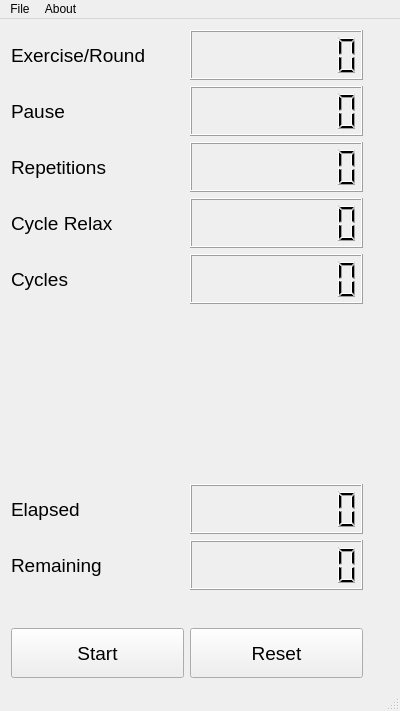
This is SimpleTrainingTimer/mainwindow.ui in Myzhar/SimpleTrainingTimer as Qt 5 draws it before an edit. The edited form follows.
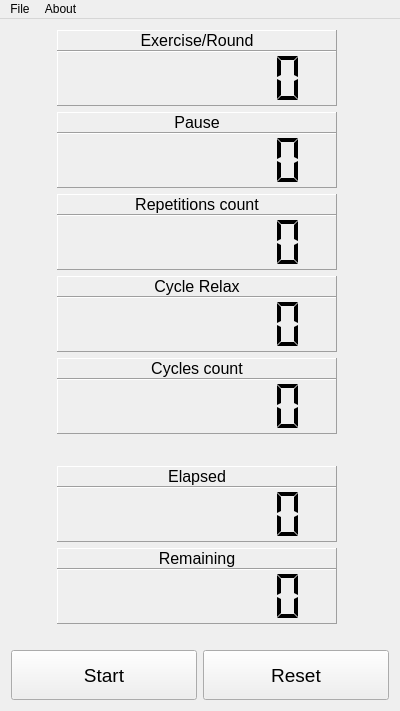
This is the edited form. Custom widgets are drawn as their Qt base class.

Commit message: Added Widget to visualize the Composition of the training

Patch:
```diff
--- a/SimpleTrainingTimer/mainwindow.ui
+++ b/SimpleTrainingTimer/mainwindow.ui
@@ -15,100 +15,31 @@
   </property>
   <widget class="QWidget" name="centralWidget">
    <layout class="QGridLayout" name="gridLayout">
-    <item row="3" column="0" colspan="2">
-     <layout class="QHBoxLayout" name="horizontalLayout_5">
-      <item>
-       <widget class="QLabel" name="label_4">
-        <property name="sizePolicy">
-         <sizepolicy hsizetype="Minimum" vsizetype="Preferred">
-          <horstretch>0</horstretch>
-          <verstretch>0</verstretch>
-         </sizepolicy>
-        </property>
-        <property name="minimumSize">
-         <size>
-          <width>0</width>
-          <height>50</height>
-         </size>
-        </property>
-        <property name="font">
-         <font>
-          <pointsize>14</pointsize>
-         </font>
-        </property>
-        <property name="text">
-         <string>Cycle Relax</string>
-        </property>
-       </widget>
-      </item>
-      <item>
-       <widget class="QLCDNumber" name="lcdNumber_relax">
-        <property name="sizePolicy">
-         <sizepolicy hsizetype="Minimum" vsizetype="Minimum">
-          <horstretch>0</horstretch>
-          <verstretch>0</verstretch>
-         </sizepolicy>
-        </property>
-        <property name="minimumSize">
-         <size>
-          <width>0</width>
-          <height>50</height>
-         </size>
-        </property>
-        <property name="digitCount">
-         <number>8</number>
-        </property>
-       </widget>
-      </item>
-     </layout>
+    <item row="5" column="1">
+     <spacer name="verticalSpacer">
+      <property name="orientation">
+       <enum>Qt::Vertical</enum>
+      </property>
+      <property name="sizeType">
+       <enum>QSizePolicy::Maximum</enum>
+      </property>
+      <property name="sizeHint" stdset="0">
+       <size>
+        <width>20</width>
+        <height>20</height>
+       </size>
+      </property>
+     </spacer>
     </item>
-    <item row="4" column="0" colspan="2">
-     <layout class="QHBoxLayout" name="horizontalLayout_6">
-      <item>
-       <widget class="QLabel" name="label_5">
-        <property name="sizePolicy">
-         <sizepolicy hsizetype="Minimum" vsizetype="Preferred">
-          <horstretch>0</horstretch>
-          <verstretch>0</verstretch>
-         </sizepolicy>
-        </property>
-        <property name="minimumSize">
-         <size>
-          <width>0</width>
-          <height>50</height>
-         </size>
-        </property>
-        <property name="font">
-         <font>
-          <pointsize>14</pointsize>
-         </font>
-        </property>
-        <property name="text">
-         <string>Cycles</string>
-        </property>
-       </widget>
-      </item>
-      <item>
-       <widget class="QLCDNumber" name="lcdNumber_cycles">
-        <property name="smallDecimalPoint">
-         <bool>false</bool>
-        </property>
-        <property name="digitCount">
-         <number>8</number>
-        </property>
-        <property name="segmentStyle">
-         <enum>QLCDNumber::Filled</enum>
-        </property>
-       </widget>
-      </item>
-     </layout>
-    </item>
-    <item row="0" column="0" colspan="2">
-     <layout class="QHBoxLayout" name="horizontalLayout_2">
+    <item row="0" column="1">
+     <layout class="QVBoxLayout" name="verticalLayout">
+      <property name="spacing">
+       <number>0</number>
+      </property>
       <item>
        <widget class="QLabel" name="label">
         <property name="sizePolicy">
-         <sizepolicy hsizetype="Minimum" vsizetype="Preferred">
+         <sizepolicy hsizetype="MinimumExpanding" vsizetype="Preferred">
           <horstretch>0</horstretch>
           <verstretch>0</verstretch>
          </sizepolicy>
@@ -116,23 +47,38 @@
         <property name="minimumSize">
          <size>
           <width>0</width>
-          <height>50</height>
+          <height>0</height>
          </size>
         </property>
         <property name="font">
          <font>
-          <pointsize>14</pointsize>
+          <pointsize>12</pointsize>
          </font>
         </property>
+        <property name="frameShape">
+         <enum>QFrame::Panel</enum>
+        </property>
+        <property name="frameShadow">
+         <enum>QFrame::Raised</enum>
+        </property>
+        <property name="lineWidth">
+         <number>1</number>
+        </property>
         <property name="text">
          <string>Exercise/Round</string>
         </property>
+        <property name="alignment">
+         <set>Qt::AlignCenter</set>
+        </property>
+        <property name="wordWrap">
+         <bool>true</bool>
+        </property>
        </widget>
       </item>
       <item>
        <widget class="QLCDNumber" name="lcdNumber_round">
         <property name="sizePolicy">
-         <sizepolicy hsizetype="Minimum" vsizetype="Minimum">
+         <sizepolicy hsizetype="MinimumExpanding" vsizetype="MinimumExpanding">
           <horstretch>0</horstretch>
           <verstretch>0</verstretch>
          </sizepolicy>
@@ -140,22 +86,108 @@
         <property name="minimumSize">
          <size>
           <width>0</width>
-          <height>50</height>
+          <height>0</height>
          </size>
         </property>
+        <property name="frameShape">
+         <enum>QFrame::Panel</enum>
+        </property>
+        <property name="frameShadow">
+         <enum>QFrame::Raised</enum>
+        </property>
         <property name="digitCount">
          <number>8</number>
         </property>
+        <property name="segmentStyle">
+         <enum>QLCDNumber::Flat</enum>
+        </property>
        </widget>
       </item>
      </layout>
     </item>
-    <item row="2" column="0" colspan="2">
-     <layout class="QHBoxLayout" name="horizontalLayout_4">
+    <item row="6" column="1">
+     <layout class="QVBoxLayout" name="verticalLayout_6">
+      <property name="spacing">
+       <number>0</number>
+      </property>
+      <item>
+       <widget class="QLabel" name="label_7">
+        <property name="sizePolicy">
+         <sizepolicy hsizetype="MinimumExpanding" vsizetype="Preferred">
+          <horstretch>0</horstretch>
+          <verstretch>0</verstretch>
+         </sizepolicy>
+        </property>
+        <property name="minimumSize">
+         <size>
+          <width>0</width>
+          <height>0</height>
+         </size>
+        </property>
+        <property name="font">
+         <font>
+          <pointsize>12</pointsize>
+         </font>
+        </property>
+        <property name="frameShape">
+         <enum>QFrame::Panel</enum>
+        </property>
+        <property name="frameShadow">
+         <enum>QFrame::Raised</enum>
+        </property>
+        <property name="lineWidth">
+         <number>1</number>
+        </property>
+        <property name="text">
+         <string>Elapsed</string>
+        </property>
+        <property name="alignment">
+         <set>Qt::AlignCenter</set>
+        </property>
+        <property name="wordWrap">
+         <bool>true</bool>
+        </property>
+       </widget>
+      </item>
+      <item>
+       <widget class="QLCDNumber" name="lcdNumber_elapsed">
+        <property name="sizePolicy">
+         <sizepolicy hsizetype="MinimumExpanding" vsizetype="MinimumExpanding">
+          <horstretch>0</horstretch>
+          <verstretch>0</verstretch>
+         </sizepolicy>
+        </property>
+        <property name="minimumSize">
+         <size>
+          <width>0</width>
+          <height>0</height>
+         </size>
+        </property>
+        <property name="frameShape">
+         <enum>QFrame::Panel</enum>
+        </property>
+        <property name="frameShadow">
+         <enum>QFrame::Raised</enum>
+        </property>
+        <property name="digitCount">
+         <number>8</number>
+        </property>
+        <property name="segmentStyle">
+         <enum>QLCDNumber::Flat</enum>
+        </property>
+       </widget>
+      </item>
+     </layout>
+    </item>
+    <item row="2" column="1">
+     <layout class="QVBoxLayout" name="verticalLayout_3">
+      <property name="spacing">
+       <number>0</number>
+      </property>
       <item>
        <widget class="QLabel" name="label_3">
         <property name="sizePolicy">
-         <sizepolicy hsizetype="Minimum" vsizetype="Preferred">
+         <sizepolicy hsizetype="MinimumExpanding" vsizetype="Preferred">
           <horstretch>0</horstretch>
           <verstretch>0</verstretch>
          </sizepolicy>
@@ -163,21 +195,48 @@
         <property name="minimumSize">
          <size>
           <width>0</width>
-          <height>50</height>
+          <height>0</height>
          </size>
         </property>
         <property name="font">
          <font>
-          <pointsize>14</pointsize>
+          <pointsize>12</pointsize>
          </font>
         </property>
+        <property name="frameShape">
+         <enum>QFrame::Panel</enum>
+        </property>
+        <property name="frameShadow">
+         <enum>QFrame::Raised</enum>
+        </property>
+        <property name="lineWidth">
+         <number>1</number>
+        </property>
         <property name="text">
-         <string>Repetitions</string>
+         <string>Repetitions count</string>
+        </property>
+        <property name="alignment">
+         <set>Qt::AlignCenter</set>
+        </property>
+        <property name="wordWrap">
+         <bool>true</bool>
         </property>
        </widget>
       </item>
       <item>
        <widget class="QLCDNumber" name="lcdNumber_repetitions">
+        <property name="sizePolicy">
+         <sizepolicy hsizetype="MinimumExpanding" vsizetype="MinimumExpanding">
+          <horstretch>0</horstretch>
+          <verstretch>0</verstretch>
+         </sizepolicy>
+        </property>
+        <property name="frameShape">
+         <enum>QFrame::Panel</enum>
+        </property>
+        <property name="frameShadow">
+         <enum>QFrame::Raised</enum>
+        </property>
         <property name="smallDecimalPoint">
          <bool>false</bool>
         </property>
@@ -185,7 +244,7 @@
          <number>8</number>
         </property>
         <property name="segmentStyle">
-         <enum>QLCDNumber::Filled</enum>
+         <enum>QLCDNumber::Flat</enum>
         </property>
         <property name="intValue" stdset="0">
          <number>0</number>
@@ -194,28 +253,15 @@
       </item>
      </layout>
     </item>
-    <item row="0" column="2" rowspan="13">
-     <widget class="QWidget" name="widget_time_indicator" native="true">
-      <property name="sizePolicy">
-       <sizepolicy hsizetype="Maximum" vsizetype="Preferred">
-        <horstretch>0</horstretch>
-        <verstretch>0</verstretch>
-       </sizepolicy>
+    <item row="4" column="1">
+     <layout class="QVBoxLayout" name="verticalLayout_4">
+      <property name="spacing">
+       <number>0</number>
       </property>
-      <property name="minimumSize">
-       <size>
-        <width>20</width>
-        <height>0</height>
-       </size>
-      </property>
-     </widget>
-    </item>
-    <item row="8" column="0" colspan="2">
-     <layout class="QHBoxLayout" name="horizontalLayout_8">
       <item>
-       <widget class="QLabel" name="label_7">
+       <widget class="QLabel" name="label_5">
         <property name="sizePolicy">
-         <sizepolicy hsizetype="Minimum" vsizetype="Preferred">
+         <sizepolicy hsizetype="MinimumExpanding" vsizetype="Preferred">
           <horstretch>0</horstretch>
           <verstretch>0</verstretch>
          </sizepolicy>
@@ -223,46 +269,70 @@
         <property name="minimumSize">
          <size>
           <width>0</width>
-          <height>50</height>
+          <height>0</height>
          </size>
         </property>
         <property name="font">
          <font>
-          <pointsize>14</pointsize>
+          <pointsize>12</pointsize>
          </font>
         </property>
+        <property name="frameShape">
+         <enum>QFrame::Panel</enum>
+        </property>
+        <property name="frameShadow">
+         <enum>QFrame::Raised</enum>
+        </property>
+        <property name="lineWidth">
+         <number>1</number>
+        </property>
         <property name="text">
-         <string>Elapsed</string>
+         <string>Cycles count</string>
+        </property>
+        <property name="alignment">
+         <set>Qt::AlignCenter</set>
+        </property>
+        <property name="wordWrap">
+         <bool>true</bool>
         </property>
        </widget>
       </item>
       <item>
-       <widget class="QLCDNumber" name="lcdNumber_elapsed">
+       <widget class="QLCDNumber" name="lcdNumber_cycles">
         <property name="sizePolicy">
-         <sizepolicy hsizetype="Minimum" vsizetype="Minimum">
+         <sizepolicy hsizetype="MinimumExpanding" vsizetype="MinimumExpanding">
           <horstretch>0</horstretch>
           <verstretch>0</verstretch>
          </sizepolicy>
         </property>
-        <property name="minimumSize">
-         <size>
-          <width>0</width>
-          <height>50</height>
-         </size>
+        <property name="frameShape">
+         <enum>QFrame::Panel</enum>
+        </property>
+        <property name="frameShadow">
+         <enum>QFrame::Raised</enum>
+        </property>
+        <property name="smallDecimalPoint">
+         <bool>false</bool>
         </property>
         <property name="digitCount">
          <number>8</number>
         </property>
+        <property name="segmentStyle">
+         <enum>QLCDNumber::Flat</enum>
+        </property>
        </widget>
       </item>
      </layout>
     </item>
-    <item row="9" column="0" colspan="2">
-     <layout class="QHBoxLayout" name="horizontalLayout_7">
+    <item row="7" column="1">
+     <layout class="QVBoxLayout" name="verticalLayout_7">
+      <property name="spacing">
+       <number>0</number>
+      </property>
       <item>
        <widget class="QLabel" name="label_6">
         <property name="sizePolicy">
-         <sizepolicy hsizetype="Minimum" vsizetype="Preferred">
+         <sizepolicy hsizetype="MinimumExpanding" vsizetype="Preferred">
           <horstretch>0</horstretch>
           <verstretch>0</verstretch>
          </sizepolicy>
@@ -270,23 +340,38 @@
         <property name="minimumSize">
          <size>
           <width>0</width>
-          <height>50</height>
+          <height>0</height>
          </size>
         </property>
         <property name="font">
          <font>
-          <pointsize>14</pointsize>
+          <pointsize>12</pointsize>
          </font>
         </property>
+        <property name="frameShape">
+         <enum>QFrame::Panel</enum>
+        </property>
+        <property name="frameShadow">
+         <enum>QFrame::Raised</enum>
+        </property>
+        <property name="lineWidth">
+         <number>1</number>
+        </property>
         <property name="text">
          <string>Remaining</string>
         </property>
+        <property name="alignment">
+         <set>Qt::AlignCenter</set>
+        </property>
+        <property name="wordWrap">
+         <bool>true</bool>
+        </property>
        </widget>
       </item>
       <item>
        <widget class="QLCDNumber" name="lcdNumber_remaining">
         <property name="sizePolicy">
-         <sizepolicy hsizetype="Minimum" vsizetype="Minimum">
+         <sizepolicy hsizetype="MinimumExpanding" vsizetype="MinimumExpanding">
           <horstretch>0</horstretch>
           <verstretch>0</verstretch>
          </sizepolicy>
@@ -294,23 +379,106 @@
         <property name="minimumSize">
          <size>
           <width>0</width>
-          <height>50</height>
+          <height>0</height>
          </size>
         </property>
+        <property name="frameShape">
+         <enum>QFrame::Panel</enum>
+        </property>
+        <property name="frameShadow">
+         <enum>QFrame::Raised</enum>
+        </property>
         <property name="digitCount">
          <number>8</number>
         </property>
+        <property name="segmentStyle">
+         <enum>QLCDNumber::Flat</enum>
+        </property>
        </widget>
       </item>
      </layout>
     </item>
-    <item row="10" column="0">
+    <item row="3" column="1">
+     <layout class="QVBoxLayout" name="verticalLayout_5">
+      <property name="spacing">
+       <number>0</number>
+      </property>
+      <item>
+       <widget class="QLabel" name="label_4">
+        <property name="sizePolicy">
+         <sizepolicy hsizetype="MinimumExpanding" vsizetype="Preferred">
+          <horstretch>0</horstretch>
+          <verstretch>0</verstretch>
+         </sizepolicy>
+        </property>
+        <property name="minimumSize">
+         <size>
+          <width>0</width>
+          <height>0</height>
+         </size>
+        </property>
+        <property name="font">
+         <font>
+          <pointsize>12</pointsize>
+         </font>
+        </property>
+        <property name="frameShape">
+         <enum>QFrame::Panel</enum>
+        </property>
+        <property name="frameShadow">
+         <enum>QFrame::Raised</enum>
+        </property>
+        <property name="lineWidth">
+         <number>1</number>
+        </property>
+        <property name="text">
+         <string>Cycle Relax</string>
+        </property>
+        <property name="alignment">
+         <set>Qt::AlignCenter</set>
+        </property>
+        <property name="wordWrap">
+         <bool>true</bool>
+        </property>
+       </widget>
+      </item>
+      <item>
+       <widget class="QLCDNumber" name="lcdNumber_relax">
+        <property name="sizePolicy">
+         <sizepolicy hsizetype="MinimumExpanding" vsizetype="MinimumExpanding">
+          <horstretch>0</horstretch>
+          <verstretch>0</verstretch>
+         </sizepolicy>
+        </property>
+        <property name="minimumSize">
+         <size>
+          <width>0</width>
+          <height>0</height>
+         </size>
+        </property>
+        <property name="frameShape">
+         <enum>QFrame::Panel</enum>
+        </property>
+        <property name="frameShadow">
+         <enum>QFrame::Raised</enum>
+        </property>
+        <property name="digitCount">
+         <number>8</number>
+        </property>
+        <property name="segmentStyle">
+         <enum>QLCDNumber::Flat</enum>
+        </property>
+       </widget>
+      </item>
+     </layout>
+    </item>
+    <item row="9" column="1" colspan="2">
      <spacer name="verticalSpacer_2">
       <property name="orientation">
        <enum>Qt::Vertical</enum>
       </property>
       <property name="sizeType">
-       <enum>QSizePolicy::Minimum</enum>
+       <enum>QSizePolicy::Maximum</enum>
       </property>
       <property name="sizeHint" stdset="0">
        <size>
@@ -320,12 +488,15 @@
       </property>
      </spacer>
     </item>
-    <item row="1" column="0" colspan="2">
-     <layout class="QHBoxLayout" name="horizontalLayout_3">
+    <item row="1" column="1">
+     <layout class="QVBoxLayout" name="verticalLayout_2">
+      <property name="spacing">
+       <number>0</number>
+      </property>
       <item>
        <widget class="QLabel" name="label_2">
         <property name="sizePolicy">
-         <sizepolicy hsizetype="Minimum" vsizetype="Preferred">
+         <sizepolicy hsizetype="MinimumExpanding" vsizetype="Preferred">
           <horstretch>0</horstretch>
           <verstretch>0</verstretch>
          </sizepolicy>
@@ -333,23 +504,38 @@
         <property name="minimumSize">
          <size>
           <width>0</width>
-          <height>50</height>
+          <height>0</height>
          </size>
         </property>
         <property name="font">
          <font>
-          <pointsize>14</pointsize>
+          <pointsize>12</pointsize>
          </font>
         </property>
+        <property name="frameShape">
+         <enum>QFrame::Panel</enum>
+        </property>
+        <property name="frameShadow">
+         <enum>QFrame::Raised</enum>
+        </property>
+        <property name="lineWidth">
+         <number>1</number>
+        </property>
         <property name="text">
          <string>Pause</string>
         </property>
+        <property name="alignment">
+         <set>Qt::AlignCenter</set>
+        </property>
+        <property name="wordWrap">
+         <bool>true</bool>
+        </property>
        </widget>
       </item>
       <item>
        <widget class="QLCDNumber" name="lcdNumber_pause">
         <property name="sizePolicy">
-         <sizepolicy hsizetype="Minimum" vsizetype="Minimum">
+         <sizepolicy hsizetype="MinimumExpanding" vsizetype="MinimumExpanding">
           <horstretch>0</horstretch>
           <verstretch>0</verstretch>
          </sizepolicy>
@@ -357,17 +543,42 @@
         <property name="minimumSize">
          <size>
           <width>0</width>
-          <height>50</height>
+          <height>0</height>
          </size>
         </property>
+        <property name="frameShape">
+         <enum>QFrame::Panel</enum>
+        </property>
+        <property name="frameShadow">
+         <enum>QFrame::Raised</enum>
+        </property>
         <property name="digitCount">
          <number>8</number>
         </property>
+        <property name="segmentStyle">
+         <enum>QLCDNumber::Flat</enum>
+        </property>
        </widget>
       </item>
      </layout>
     </item>
-    <item row="12" column="0" colspan="2">
+    <item row="0" column="3" rowspan="8">
+     <widget class="QTimeComposingWidget" name="widget_time_indicator_dx" native="true">
+      <property name="sizePolicy">
+       <sizepolicy hsizetype="Maximum" vsizetype="Preferred">
+        <horstretch>0</horstretch>
+        <verstretch>0</verstretch>
+       </sizepolicy>
+      </property>
+      <property name="minimumSize">
+       <size>
+        <width>40</width>
+        <height>0</height>
+       </size>
+      </property>
+     </widget>
+    </item>
+    <item row="10" column="0" colspan="4">
      <layout class="QHBoxLayout" name="horizontalLayout">
       <item>
        <widget class="QPushButton" name="pushButton_start_pause">
@@ -419,21 +630,15 @@
       </item>
      </layout>
     </item>
-    <item row="6" column="1">
-     <spacer name="verticalSpacer">
-      <property name="orientation">
-       <enum>Qt::Vertical</enum>
-      </property>
-      <property name="sizeType">
-       <enum>QSizePolicy::Maximum</enum>
-      </property>
-      <property name="sizeHint" stdset="0">
+    <item row="0" column="0" rowspan="8">
+     <widget class="QTimeComposingWidget" name="widget_time_indicator_sx" native="true">
+      <property name="minimumSize">
        <size>
-        <width>20</width>
-        <height>528</height>
+        <width>40</width>
+        <height>0</height>
        </size>
       </property>
-     </spacer>
+     </widget>
     </item>
    </layout>
   </widget>
@@ -462,7 +667,6 @@
    <addaction name="menuFile"/>
    <addaction name="menuAbout"/>
   </widget>
-  <widget class="QStatusBar" name="statusBar"/>
   <action name="action_Exit">
    <property name="text">
     <string>&amp;Exit</string>
@@ -480,6 +684,14 @@
   </action>
  </widget>
  <layoutdefault spacing="6" margin="11"/>
+ <customwidgets>
+  <customwidget>
+   <class>QTimeComposingWidget</class>
+   <extends>QWidget</extends>
+   <header>qtimecomposingwidget.h</header>
+   <container>1</container>
+  </customwidget>
+ </customwidgets>
  <resources/>
  <connections/>
 </ui>
```
Left out of the diff: 2 changed lines with no effect on the pictures. The commit also changes 6 other files.
